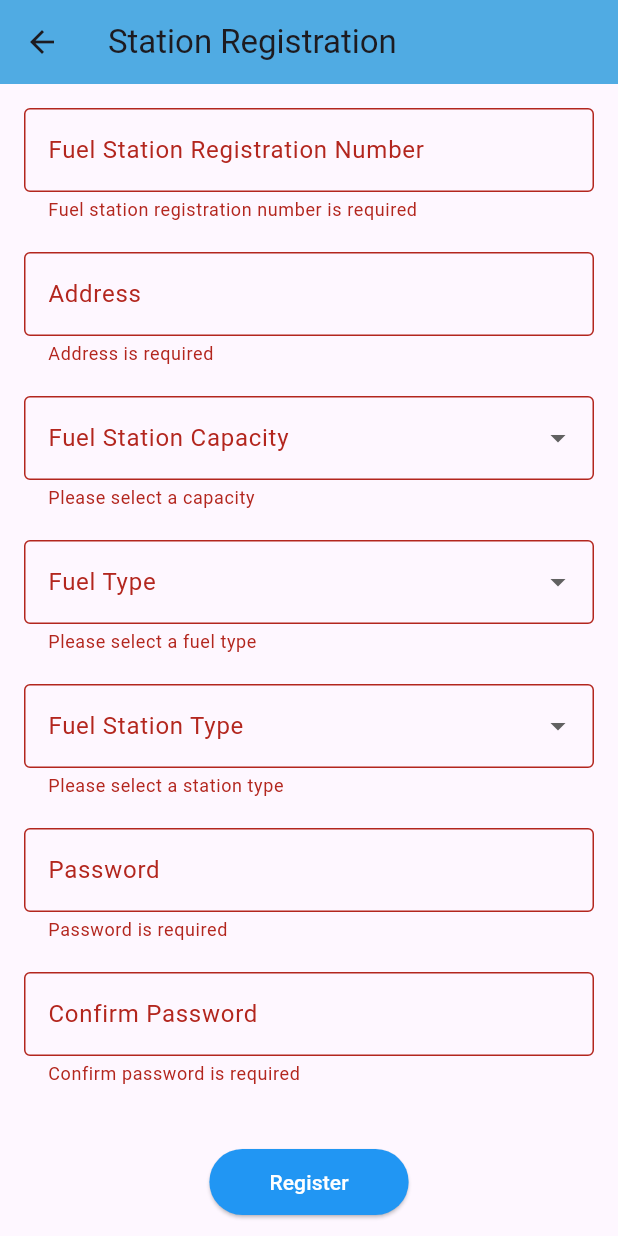
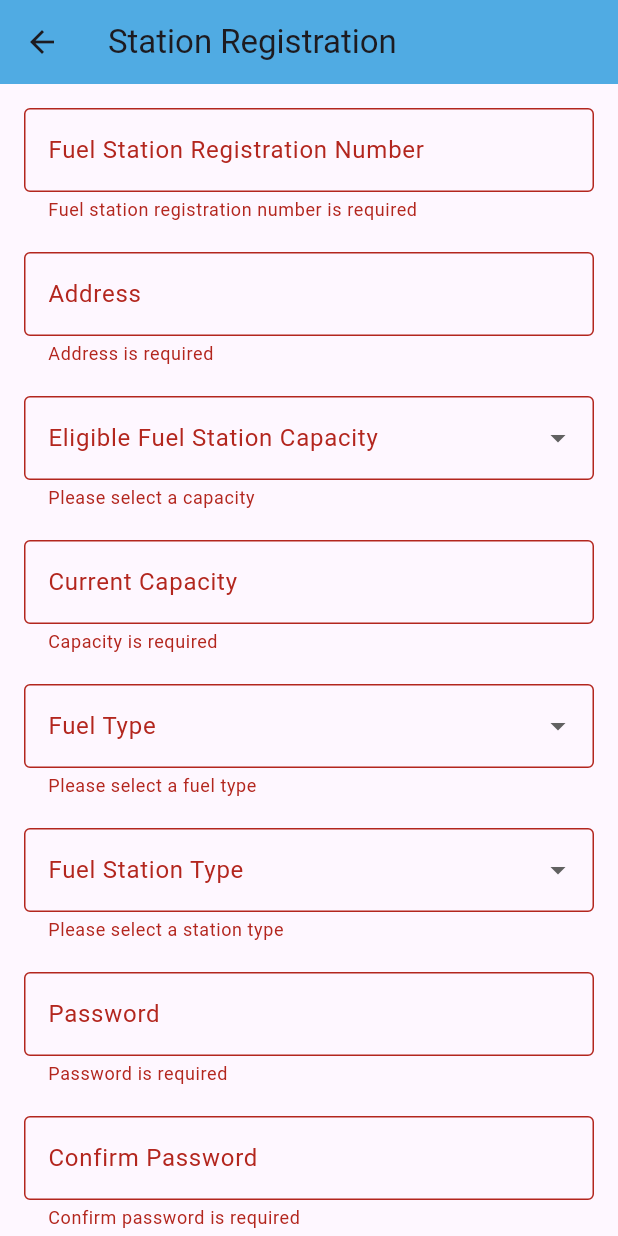
Before and after one commit to pubudu2003060/SENG-22212-Group-Project, a Flutter app: the StationRegisterScreen screen opened directly with empty values, after a tap on "Register", on a phone screen of 412 x 824 dp. Run offline on Flutter 3.47's test engine with Material 3 defaults, Android fonts, the phone set to English and light mode, and no system bars; missing offline and left inert: mobile_scanner.

Commit message:
Update station registeration page

```diff
--- a/mobile_app/lib/station_registration.dart
+++ b/mobile_app/lib/station_registration.dart
@@ -14,6 +14,7 @@ class StationRegisterScreen extends StatefulWidget {
 class _StationRegisterScreenState extends State<StationRegisterScreen> {
   final TextEditingController regNoController = TextEditingController();
   final TextEditingController addressController = TextEditingController();
+  final TextEditingController capacityController = TextEditingController();
   final TextEditingController passwordController = TextEditingController();
   final TextEditingController confirmPasswordController = TextEditingController();
 
@@ -36,6 +37,16 @@ class _StationRegisterScreenState extends State<StationRegisterScreen> {
   String? _validateAddress(String? value) {
     if (value == null || value.isEmpty) {
       return 'Address is required';
+    }
+    return null;
+  }
+
+  String? _validateCapacity(String? value) {
+    if (value == null || value.isEmpty) {
+      return 'Capacity is required';
+    }
+    if (!RegExp(r'^[0-9]+$').hasMatch(value)) {
+      return 'Capacity must be numeric';
     }
     return null;
   }
@@ -73,7 +84,7 @@ class _StationRegisterScreenState extends State<StationRegisterScreen> {
       'stationType': selectedStationType,
       'registeredId': int.parse(regNoController.text),
       'eligibleFuelCapacity': selectedCapacity,
-      'capacity': 50000,
+      'capacity': capacityController.text,
       'fuelType': selectedFuelType,
       'password': passwordController.text,
       'fuelStationOwner': {
@@ -134,7 +145,7 @@ class _StationRegisterScreenState extends State<StationRegisterScreen> {
               const SizedBox(height: 20.0),
               DropdownButtonFormField<String>(
                 decoration: const InputDecoration(
-                  labelText: 'Fuel Station Capacity',
+                  labelText: 'Eligible Fuel Station Capacity',
                   border: OutlineInputBorder(),
                 ),
                 items: const [
@@ -144,6 +155,15 @@ class _StationRegisterScreenState extends State<StationRegisterScreen> {
                 ],
                 onChanged: (value) => setState(() => selectedCapacity = value),
                 validator: (value) => value == null ? 'Please select a capacity' : null,
+              ),
+              const SizedBox(height: 20.0),
+              TextFormField(
+                controller: addressController,
+                decoration: const InputDecoration(
+                  labelText: 'Current Capacity',
+                  border: OutlineInputBorder(),
+                ),
+                validator: _validateCapacity,
               ),
               const SizedBox(height: 20.0),
               DropdownButtonFormField<String>(
```
